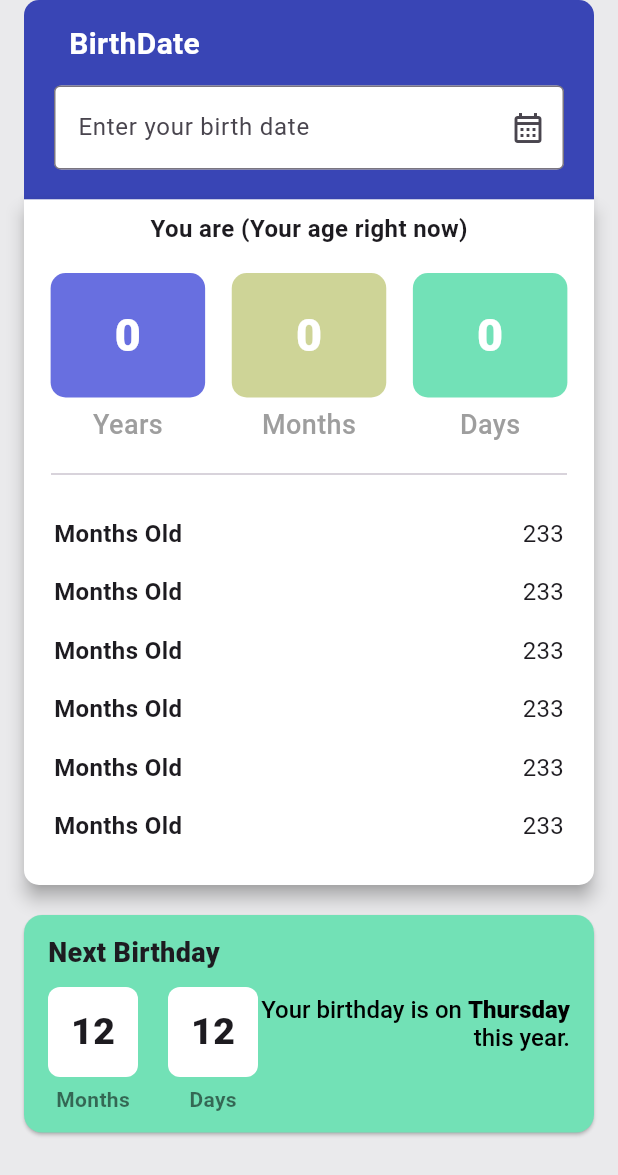
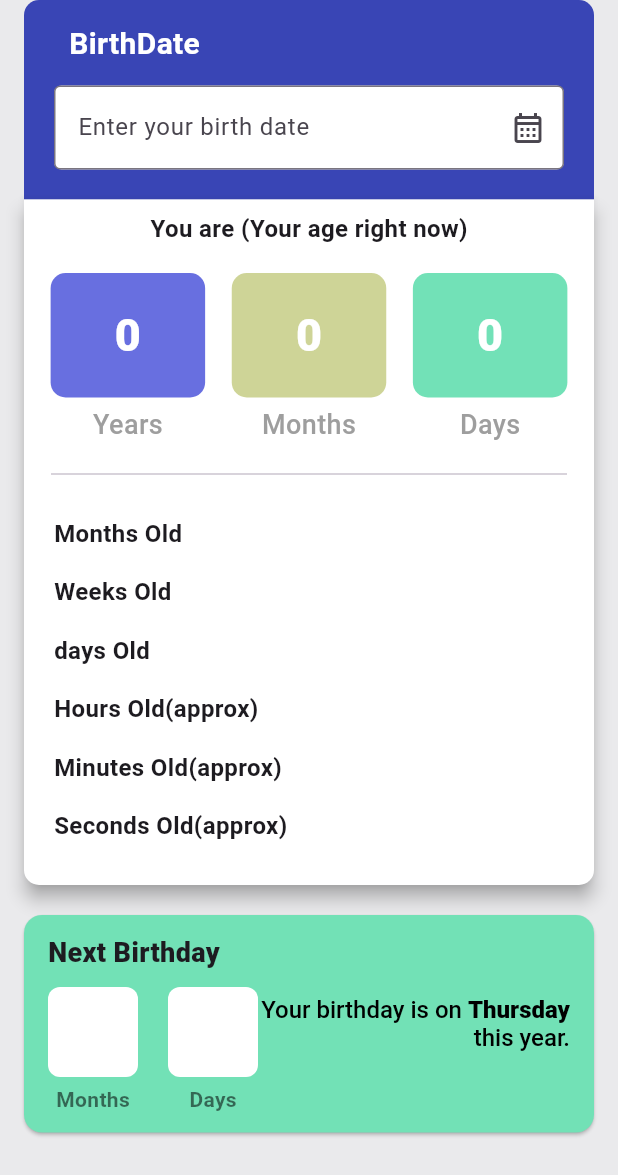
Before and after one commit to aditya-webkorps/age_calculator, a Flutter app: the screen it shows after launch, on a phone screen of 412 x 824 dp. Shown: the top 1175 px of the screen. Run offline on Flutter 3.47's test engine with Material 3 defaults, Android fonts, the phone set to English and light mode, and no system bars.

Commit message:
Functionality added

```diff
--- a/lib/age_calculator_page.dart
+++ b/lib/age_calculator_page.dart
@@ -3,6 +3,7 @@ import 'dart:io';
 import 'package:age_calculator/date_details_row_item.dart';
 import 'package:flutter/cupertino.dart';
 import 'package:flutter/material.dart';
+import 'package:intl/intl.dart';
 
 import 'date_box_widget.dart';
 import 'next_birthday_row_item_widget.dart';
@@ -21,8 +22,25 @@ class _AgeCalculatorPageState extends State<AgeCalculatorPage> {
   int totalMonths = 0;
   int totalDays = 0;
 
+  String _monthsOld = '';
+  String _weeksOld = '';
+  String _daysOld = '';
+  String _hoursOld = '';
+  String _minutesOld = '';
+  String _secondsOld = '';
+  String _nextBirthdayMonths = '';
+  String _nextBirthdayDays = '';
+
+  @override
+  void initState() {
+    super.initState();
+    debugPrint("Inside initState AgeCalculatorPage");
+  }
+
   @override
   Widget build(BuildContext context) {
+    debugPrint("Inside build AgeCalculatorPage");
+
     return Scaffold(
       backgroundColor: const Color(0xFFEAEAEC),
       body: SafeArea(
@@ -133,12 +151,30 @@ class _AgeCalculatorPageState extends State<AgeCalculatorPage> {
                         height: 40.0,
                       ),
                     ),
-                    const DateDetailsRowItem(),
-                    const DateDetailsRowItem(),
-                    const DateDetailsRowItem(),
-                    const DateDetailsRowItem(),
-                    const DateDetailsRowItem(),
-                    const DateDetailsRowItem(),
+                    DateDetailsRowItem(
+                      label: "Months Old",
+                      value: _monthsOld,
+                    ),
+                    DateDetailsRowItem(
+                      label: "Weeks Old",
+                      value: _weeksOld,
+                    ),
+                    DateDetailsRowItem(
+                      label: "days Old",
+                      value: _daysOld,
+                    ),
+                    DateDetailsRowItem(
+                      label: "Hours Old(approx)",
+                      value: _hoursOld,
+                    ),
+                    DateDetailsRowItem(
+                      label: "Minutes Old(approx)",
+                      value: _minutesOld,
+                    ),
+                    DateDetailsRowItem(
+                      label: "Seconds Old(approx)",
+                      value: _secondsOld,
+                    ),
                     const SizedBox(
                       height: 20.0,
                     ),
@@ -159,27 +195,29 @@ class _AgeCalculatorPageState extends State<AgeCalculatorPage> {
                   child: Row(
                     children: [
                       // NEXT BIRTHDAY
-                      const Column(
+                      Column(
                         crossAxisAlignment: CrossAxisAlignment.start,
                         children: [
-                          Text(
+                          const Text(
                             'Next Birthday',
                             style: TextStyle(
                                 fontWeight: FontWeight.w800, fontSize: 18.0),
                           ),
-                          SizedBox(
+                          const SizedBox(
                             height: 10.0,
                           ),
                           Row(
                             children: [
                               NextBirthdayRowItemWidget(
                                 calendarLabel: "Months",
+                                value: _nextBirthdayMonths,
                               ),
-                              SizedBox(
+                              const SizedBox(
                                 width: 20.0,
                               ),
                               NextBirthdayRowItemWidget(
                                 calendarLabel: "Days",
+                                value: _nextBirthdayDays,
                               ),
                             ],
                           )
@@ -249,10 +287,15 @@ class _AgeCalculatorPageState extends State<AgeCalculatorPage> {
           return Container(
             height: 250,
             child: CupertinoDatePicker(
+                mode: CupertinoDatePickerMode.date,
                 initialDateTime: DateTime.now(),
                 maximumDate: DateTime.now(),
                 onDateTimeChanged: (DateTime newDate) {
-                  _birthdayController.text = newDate.toString();
+                  final DateFormat formatter = DateFormat('yyyy/MM/dd');
+                  final String formatted = formatter.format(newDate);
+
+                  debugPrint(formatted);
+                  _birthdayController.text = formatted;
                   calculateAge(newDate);
                 }),
           );
@@ -267,11 +310,43 @@ class _AgeCalculatorPageState extends State<AgeCalculatorPage> {
   }
 
   void calculateAge(DateTime birthdate) {
-    _birthdayController.text = birthdate.toString();
-    debugPrint(birthdate.toString());
+    DateTime now = DateTime.now();
+    Duration difference = now.difference(birthdate);
 
-    totalYears = DateTime.now().year - birthdate.year;
-    totalMonths = DateTime.now().month - birthdate.month;
+    // Calculate age in years, months, and days
+    totalYears = difference.inDays ~/ 365;
+    totalMonths = (difference.inDays % 365) ~/ 30;
+    totalDays = (difference.inDays % 365) % 30;
+
+    // Calculate age in months
+    _monthsOld = '${difference.inDays ~/ 30}';
+
+    // Calculate age in weeks
+    _weeksOld = '${difference.inDays ~/ 7}';
+
+    // Calculate age in days
+    _daysOld = '${difference.inDays}';
+
+    // Calculate age in hours
+    _hoursOld = '${difference.inHours}';
+
+    // Calculate age in minutes
+    _minutesOld = '${difference.inMinutes}';
+
+    // Calculate age in seconds
+    _secondsOld = '${difference.inSeconds}';
+
+    // Calculate next birthday
+    DateTime nextBirthday = DateTime(
+        birthdate.year + totalYears + 1, birthdate.month, birthdate.day);
+    Duration untilNextBirthday = nextBirthday.difference(now);
+
+    // Calculate months and days until next birthday
+    int nextBirthdayMonths = untilNextBirthday.inDays ~/ 30;
+    int nextBirthdayDays = untilNextBirthday.inDays % 30;
+
+    _nextBirthdayMonths = "$nextBirthdayMonths";
+    _nextBirthdayDays = "$nextBirthdayDays";
     setState(() {});
   }
 }
--- a/lib/date_details_row_item.dart
+++ b/lib/date_details_row_item.dart
@@ -3,19 +3,28 @@ import 'package:flutter/material.dart';
 class DateDetailsRowItem extends StatelessWidget {
   const DateDetailsRowItem({
     super.key,
+    required this.label,
+    required this.value,
   });
+
+  final String label;
+  final String value;
 
   @override
   Widget build(BuildContext context) {
-    return const Padding(
-      padding: EdgeInsets.symmetric(horizontal: 20.0, vertical: 8.0),
+    return Padding(
+      padding: const EdgeInsets.symmetric(horizontal: 20.0, vertical: 8.0),
       child: Row(
         mainAxisAlignment: MainAxisAlignment.spaceBetween,
         children: [
           Text(
-            "Months Old", style: TextStyle(fontSize: 16.0, fontWeight: FontWeight.w600),
+            label,
+            style: const TextStyle(fontSize: 16.0, fontWeight: FontWeight.w600),
           ),
-          Text("233", style: TextStyle(fontSize: 16.0, fontWeight: FontWeight.w400),),
+          Text(
+            value,
+            style: const TextStyle(fontSize: 16.0, fontWeight: FontWeight.w400),
+          ),
         ],
       ),
     );
--- a/lib/main.dart
+++ b/lib/main.dart
@@ -1,3 +1,4 @@
+import 'package:age_calculator/splash_page.dart';
 import 'package:flutter/material.dart';
 
 import 'age_calculator_page.dart';
@@ -17,7 +18,7 @@ class MyApp extends StatelessWidget {
         colorScheme: ColorScheme.fromSeed(seedColor: Colors.deepPurple),
         useMaterial3: true,
       ),
-      home: const AgeCalculatorPage(),
+      home: const SplashPage(),
     );
   }
 }
--- a/lib/next_birthday_row_item_widget.dart
+++ b/lib/next_birthday_row_item_widget.dart
@@ -3,34 +3,39 @@ import 'package:flutter/material.dart';
 class NextBirthdayRowItemWidget extends StatelessWidget {
   const NextBirthdayRowItemWidget({
     super.key,
-    required this.calendarLabel
+    required this.calendarLabel,
+    required this.value,
   });
 
   final String calendarLabel;
+  final String value;
 
   @override
   Widget build(BuildContext context) {
     return Column(
       children: [
         Container(
-          margin: EdgeInsets.only(bottom: 5.0),
-          decoration: BoxDecoration(
+          margin: const EdgeInsets.only(bottom: 5.0),
+          decoration: const BoxDecoration(
               color: Colors.white,
-              borderRadius: const BorderRadius.all(
-                  Radius.circular(8.0))),
-          child: const Center(
+              borderRadius: BorderRadius.all(Radius.circular(8.0))),
+          width: 60.0,
+          height: 60.0,
+          child: Center(
             child: Text(
-              "12",
-              style: TextStyle(
-                  fontSize: 25.0,
-                  fontWeight: FontWeight.w900),
+              value,
+              style:
+                  const TextStyle(fontSize: 25.0, fontWeight: FontWeight.w900),
             ),
           ),
-          width: 60.0,
-          height: 60.0,
         ),
-
-        Text(calendarLabel, style: const TextStyle(fontSize: 14.0, color: Colors.black54, fontWeight: FontWeight.bold),),
+        Text(
+          calendarLabel,
+          style: const TextStyle(
+              fontSize: 14.0,
+              color: Colors.black54,
+              fontWeight: FontWeight.bold),
+        ),
       ],
     );
   }
```
Also changed, not shown: lib/splash_page.dart (added, +75 -0 lines), pubspec.yaml (+2 -35 lines), pubspec.lock.
